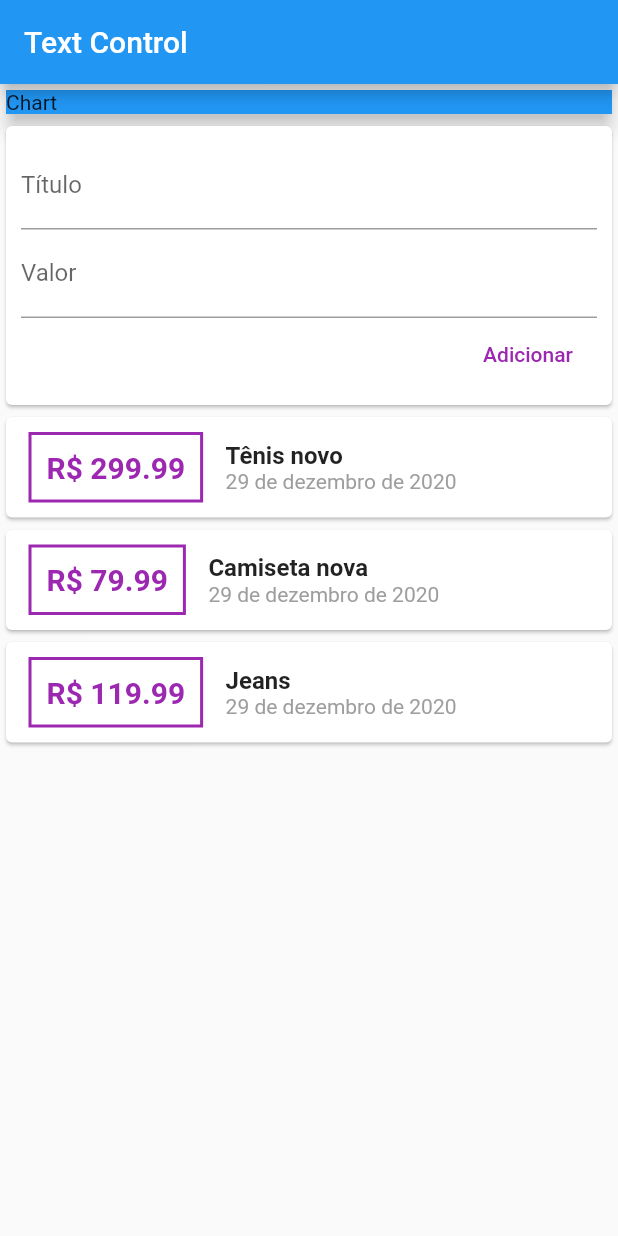
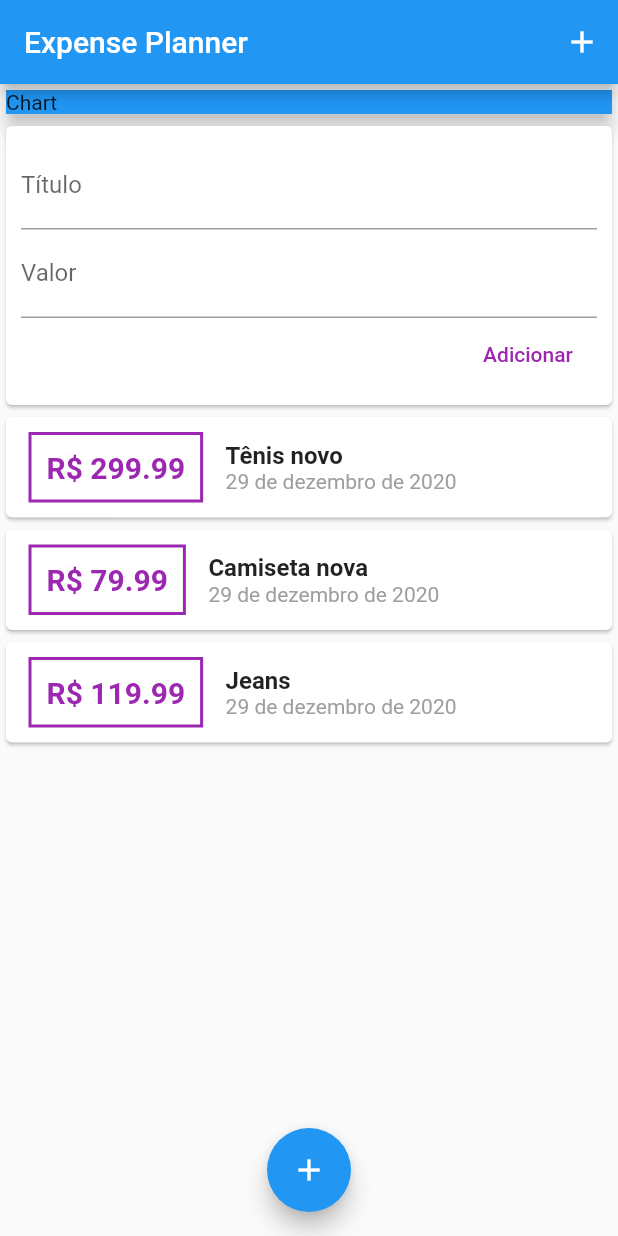
Before and after one commit to zigante/expense_planner, a Flutter app: the screen it shows after launch, after a tap on "Adicionar", on a phone screen of 412 x 824 dp. Run offline on Flutter 3.47's test engine with Material 2 defaults, Android fonts, the phone set to English and light mode, and no system bars.

Commit message:
add new item to list + scroll list

```diff
--- a/lib/main.dart
+++ b/lib/main.dart
@@ -1,8 +1,7 @@
 import 'package:flutter/material.dart';
 import 'package:intl/date_symbol_data_local.dart';
-import 'package:intl/intl.dart';
 
-import 'models/transaction.dart';
+import './widgets/transactions.dart';
 
 void main() => runApp(MyApp());
 
@@ -18,91 +17,40 @@ class MyApp extends StatelessWidget {
 }
 
 class MyHomePage extends StatelessWidget {
-  final List<Transaction> transactions = [
-    Transaction(id: 'tx1', title: 'Tênis novo', amount: 299.99, date: DateTime.now()),
-    Transaction(id: 'tx2', title: 'Camiseta nova', amount: 79.99, date: DateTime.now()),
-    Transaction(id: 'tx3', title: 'Jeans', amount: 119.99, date: DateTime.now()),
-  ];
-  final titleController = TextEditingController();
-  final amountController = TextEditingController();
+  void startAddNewTransaction(BuildContext context) {
+    showModalBottomSheet(context: context, builder: (_) => null);
+  }
 
   @override
   Widget build(BuildContext context) {
     return Scaffold(
-        appBar: AppBar(
-          title: Text('Text Control'),
-        ),
-        body: Column(
+      appBar: AppBar(
+        title: Text('Expense Planner'),
+        actions: [
+          IconButton(
+            icon: Icon(Icons.add),
+            onPressed: () => startAddNewTransaction(context),
+          )
+        ],
+      ),
+      body: SingleChildScrollView(
+        child: Column(
           mainAxisAlignment: MainAxisAlignment.start,
           crossAxisAlignment: CrossAxisAlignment.stretch,
           children: [
             Card(
-              child: Container(
-                color: Colors.blue,
-                child: Text('Chart'),
-                width: double.infinity,
-              ),
+              child: Container(color: Colors.blue, child: Text('Chart'), width: double.infinity),
               elevation: 5,
             ),
-            Card(
-              child: Container(
-                padding: EdgeInsets.all(10),
-                child: Column(
-                  crossAxisAlignment: CrossAxisAlignment.end,
-                  children: [
-                    TextField(
-                      decoration: InputDecoration(labelText: 'Título'),
-                      controller: this.titleController,
-                    ),
-                    TextField(
-                      decoration: InputDecoration(labelText: 'Valor'),
-                      controller: this.amountController,
-                    ),
-                    FlatButton(
-                        onPressed: () =>
-                            this.transactions.add(Transaction(id: null, title: null, amount: null, date: null)),
-                        child: Text('Adicionar'),
-                        textColor: Colors.purple)
-                  ],
-                ),
-              ),
-            ),
-            Column(
-              children: this
-                  .transactions
-                  .map(
-                    (e) => Card(
-                      child: Row(
-                        children: [
-                          Container(
-                            padding: EdgeInsets.all(10),
-                            margin: EdgeInsets.symmetric(vertical: 10, horizontal: 15),
-                            decoration: BoxDecoration(border: Border.all(color: Colors.purple, width: 2)),
-                            child: Text(
-                              'R\$ ${e.amount}',
-                              style: TextStyle(fontWeight: FontWeight.bold, fontSize: 20, color: Colors.purple),
-                            ),
-                          ),
-                          Column(
-                            crossAxisAlignment: CrossAxisAlignment.start,
-                            children: [
-                              Text(
-                                e.title,
-                                style: TextStyle(fontSize: 16, fontWeight: FontWeight.bold),
-                              ),
-                              Text(
-                                new DateFormat.yMMMMd('pt_BR').format(e.date),
-                                style: TextStyle(color: Colors.grey),
-                              ),
-                            ],
-                          )
-                        ],
-                      ),
-                    ),
-                  )
-                  .toList(),
-            )
+            Transactions()
           ],
-        ));
+        ),
+      ),
+      floatingActionButton: FloatingActionButton(
+        child: Icon(Icons.add),
+        onPressed: () => startAddNewTransaction(context),
+      ),
+      floatingActionButtonLocation: FloatingActionButtonLocation.centerFloat,
+    );
   }
 }
--- /dev/null
+++ b/lib/widgets/new_transaction.dart
@@ -0,0 +1,42 @@
+import 'package:flutter/material.dart';
+
+class NewTransaction extends StatelessWidget {
+  final _titleController = TextEditingController();
+  final _amountController = TextEditingController();
+  final Function _addNewTransaction;
+
+  NewTransaction(this._addNewTransaction);
+
+  void submit() {
+    final currentTitle = this._titleController.text;
+    final currentAmount = double.parse(this._amountController.text);
+
+    if (currentTitle.isEmpty || currentAmount <= 0 || currentAmount.isNaN) return;
+    _addNewTransaction(currentTitle, currentAmount);
+  }
+
+  @override
+  Widget build(BuildContext context) {
+    return Card(
+      child: Container(
+        padding: EdgeInsets.all(10),
+        child: Column(
+          crossAxisAlignment: CrossAxisAlignment.end,
+          children: [
+            TextField(
+              decoration: InputDecoration(labelText: 'Título'),
+              controller: this._titleController,
+            ),
+            TextField(
+              decoration: InputDecoration(labelText: 'Valor'),
+              controller: this._amountController,
+              keyboardType: TextInputType.number,
+              onSubmitted: (_) => submit(),
+            ),
+            FlatButton(onPressed: submit, child: Text('Adicionar'), textColor: Colors.purple)
+          ],
+        ),
+      ),
+    );
+  }
+}
--- a/lib/widgets/transaction_list.dart
+++ b/lib/widgets/transaction_list.dart
@@ -1,13 +1,50 @@
 import 'package:flutter/material.dart';
+import 'package:intl/intl.dart';
 
-class TransactionList extends StatefulWidget {
-  @override
-  _TransactionListState createState() => _TransactionListState();
-}
+import '../models/transaction.dart';
 
-class _TransactionListState extends State<TransactionList> {
+class TransactionList extends StatelessWidget {
+  final List<Transaction> _transactions;
+  TransactionList(this._transactions);
+
   @override
   Widget build(BuildContext context) {
-    return Container();
+    return Container(
+      height: 300,
+      child: ListView.builder(
+        itemBuilder: (_context, _index) {
+          final currentTransaction = this._transactions[_index];
+          return Card(
+            child: Row(
+              children: [
+                Container(
+                  padding: EdgeInsets.all(10),
+                  margin: EdgeInsets.symmetric(vertical: 10, horizontal: 15),
+                  decoration: BoxDecoration(border: Border.all(color: Colors.purple, width: 2)),
+                  child: Text(
+                    'R\$ ${currentTransaction.amount.toStringAsFixed(2)}',
+                    style: TextStyle(fontWeight: FontWeight.bold, fontSize: 20, color: Colors.purple),
+                  ),
+                ),
+                Column(
+                  crossAxisAlignment: CrossAxisAlignment.start,
+                  children: [
+                    Text(
+                      currentTransaction.title,
+                      style: TextStyle(fontSize: 16, fontWeight: FontWeight.bold),
+                    ),
+                    Text(
+                      new DateFormat.yMMMMd('pt_BR').format(currentTransaction.date),
+                      style: TextStyle(color: Colors.grey),
+                    ),
+                  ],
+                )
+              ],
+            ),
+          );
+        },
+        itemCount: this._transactions.length,
+      ),
+    );
   }
 }
--- /dev/null
+++ b/lib/widgets/transactions.dart
@@ -0,0 +1,39 @@
+import 'package:flutter/material.dart';
+
+import './new_transaction.dart';
+import './transaction_list.dart';
+import '../models/transaction.dart';
+
+class Transactions extends StatefulWidget {
+  @override
+  _TransactionsState createState() => _TransactionsState();
+}
+
+class _TransactionsState extends State<Transactions> {
+  final List<Transaction> _transactions = [
+    Transaction(id: 'tx1', title: 'Tênis novo', amount: 299.99, date: DateTime.now()),
+    Transaction(id: 'tx2', title: 'Camiseta nova', amount: 79.99, date: DateTime.now()),
+    Transaction(id: 'tx3', title: 'Jeans', amount: 119.99, date: DateTime.now()),
+  ];
+
+  void _addNewTransaction(String title, double amount) {
+    final newTransaction = Transaction(
+      title: title,
+      amount: amount,
+      date: new DateTime.now(),
+      id: 'tx${this._transactions.length + 1}',
+    );
+
+    setState(() {
+      this._transactions.add(newTransaction);
+    });
+  }
+
+  @override
+  Widget build(BuildContext context) {
+    return Column(children: [
+      NewTransaction(_addNewTransaction),
+      TransactionList(this._transactions),
+    ]);
+  }
+}
```
